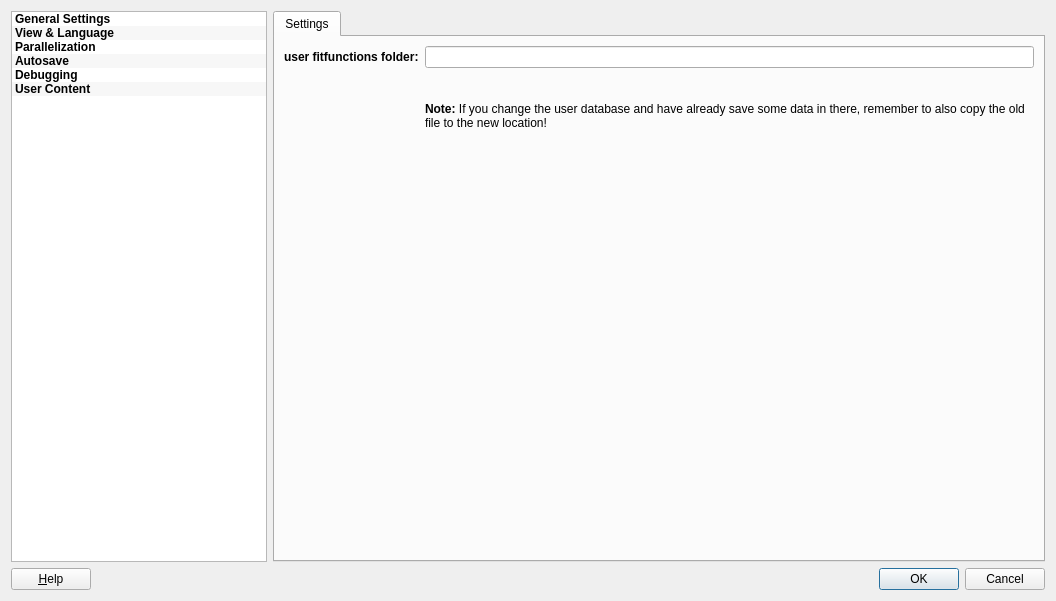
First picture: the form in application/optionsdialog.ui, repository jkriege2/QuickFit3, before the edit.
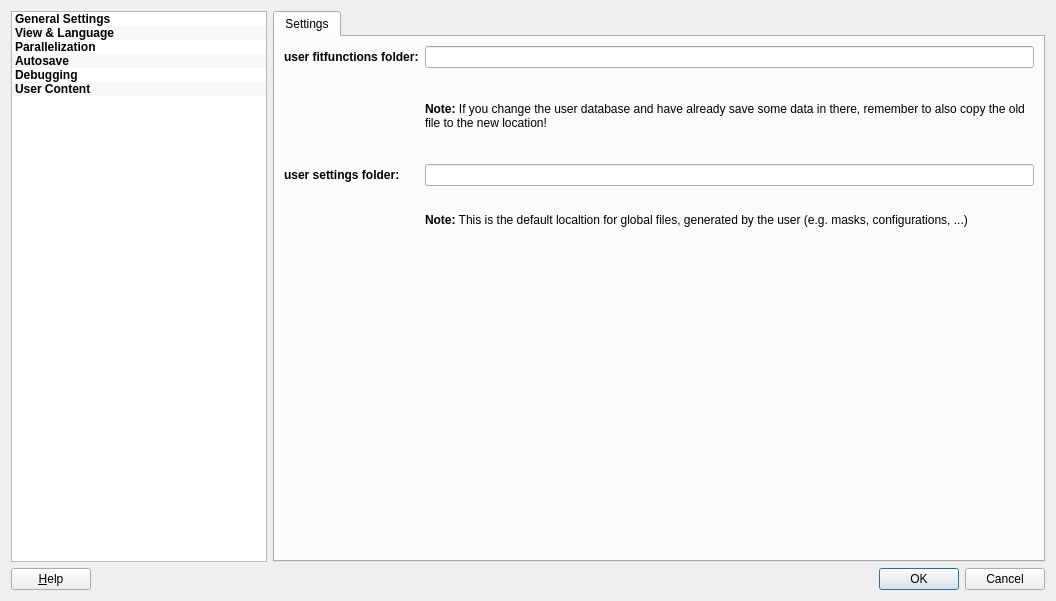
Second picture: the form after the edit. The open tabs and pages were chosen to show the change. Icons and pictures are not drawn. Custom widgets are drawn as their Qt base class.

Diff of the .ui file:
```diff
--- a/application/optionsdialog.ui
+++ b/application/optionsdialog.ui
@@ -633,6 +633,32 @@
              </property>
             </widget>
            </item>
+           <item row="2" column="1">
+            <widget class="QFEnhancedLineEdit" name="edtUserSettings"/>
+           </item>
+           <item row="2" column="0">
+            <widget class="QLabel" name="label_20">
+             <property name="font">
+              <font>
+               <weight>75</weight>
+               <bold>true</bold>
+              </font>
+             </property>
+             <property name="text">
+              <string>user settings folder:</string>
+             </property>
+            </widget>
+           </item>
+           <item row="3" column="1">
+            <widget class="QLabel" name="label_21">
+             <property name="text">
+              <string>&lt;b&gt;Note:&lt;/b&gt; This is the default localtion for global files, generated by the user (e.g. masks, configurations, ...)</string>
+             </property>
+             <property name="wordWrap">
+              <bool>true</bool>
+             </property>
+            </widget>
+           </item>
           </layout>
          </widget>
         </widget>
```
Left out of the diff: 13 changed lines with no effect on the pictures.
